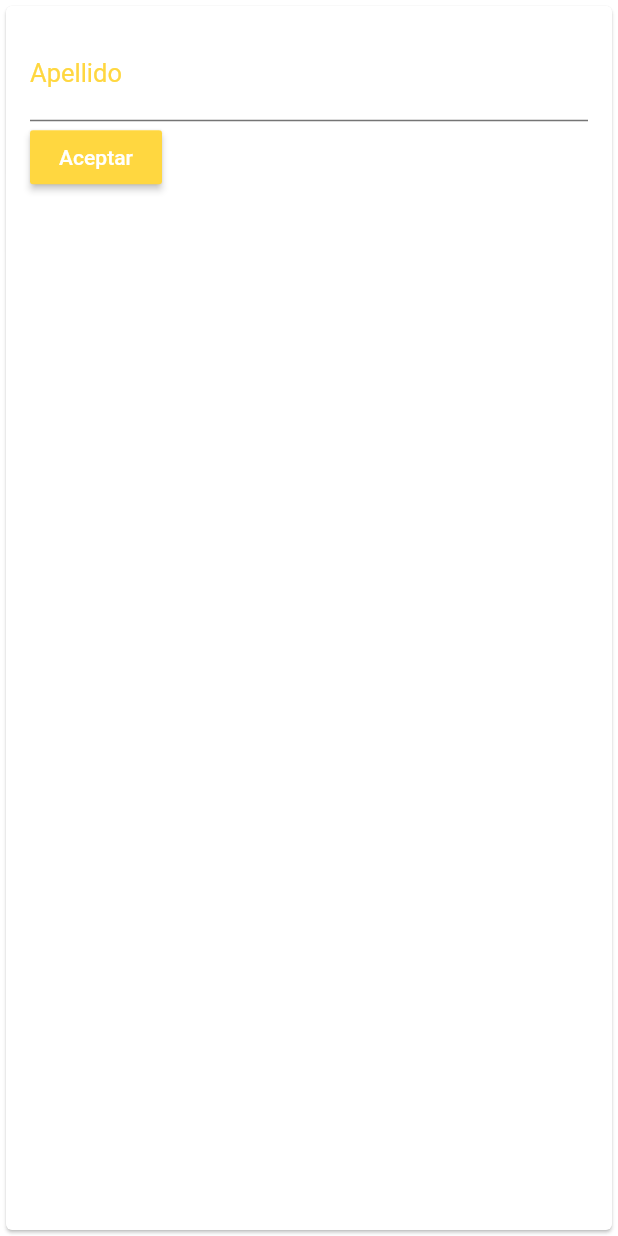
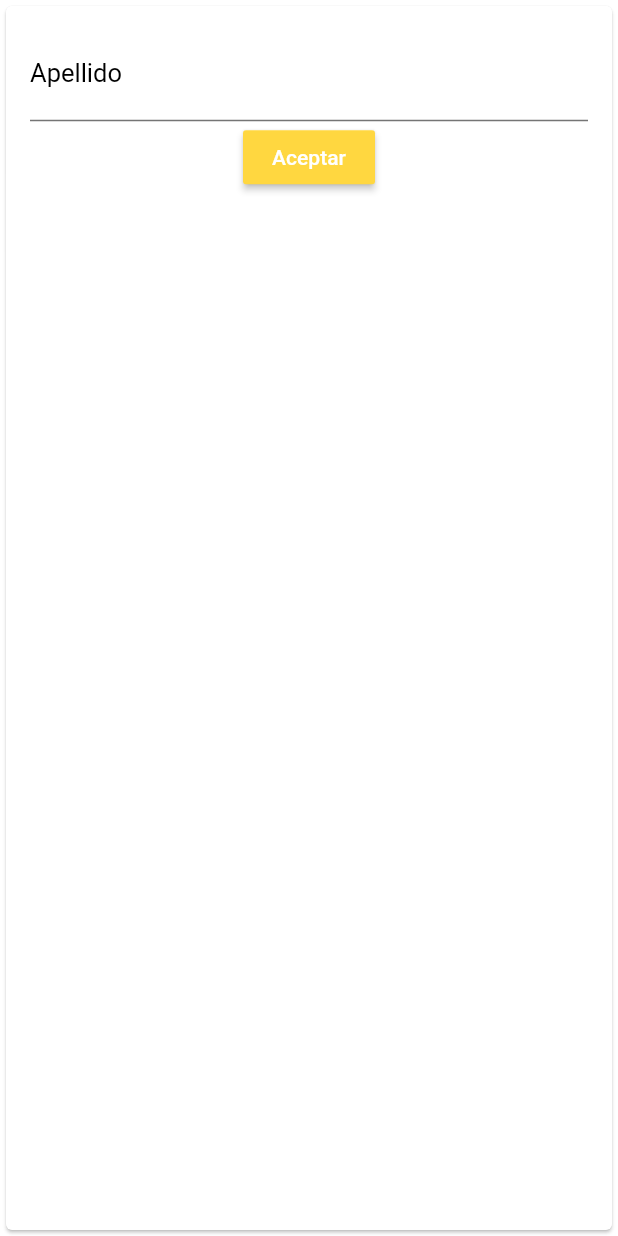
Before and after one commit to Summy21/communication, a Flutter app: the screen it shows after launch, on a phone screen of 412 x 824 dp. Run offline on Flutter 3.47's test engine with Material 2 defaults, Android fonts, the phone set to English and light mode, and no system bars.

Commit message:
modificando boton de componente

```diff
--- a/lib/main.dart
+++ b/lib/main.dart
@@ -52,15 +52,20 @@ class CommunicationComponent extends StatefulWidget {
   final String negativeText;
   final String affirmativeText;
   final Function onTap;
+  final Function onSuccess;
+  final Function onError;
   TextEditingController controller;
   final bool changeValue;
 
+  ///Ambas funciones reciben un String
   CommunicationComponent(
       {this.value1,
       this.background,
       this.negativeText,
       this.affirmativeText,
       this.onTap,
+      this.onSuccess, //ruta, ver por donde proseguir: PROCEED_ENROLLMENT, CANT_VERIFY_USER, USER_ALREADY_ENROLLED
+      this.onError, //interceptar errores y convertilo a String y pasarlo a la función
       this.controller,
       this.changeValue = false,
       Key key})
@@ -95,7 +100,7 @@ class _CommunicationComponentState extends State<CommunicationComponent> {
                 labelText: widget.value1,
                 filled: false,
                 labelStyle: TextStyle(
-                  color: widget.background,
+                  color: Colors.black,
                 ),
                 focusedBorder: UnderlineInputBorder(
                   borderSide: BorderSide(
@@ -109,8 +114,6 @@ class _CommunicationComponentState extends State<CommunicationComponent> {
               ),
               controller: widget.controller,
             ),
-            Row(
-              children: [
             RaisedButton(
                 textColor: Colors.white,
                 color: widget.background,
@@ -121,15 +124,12 @@ class _CommunicationComponentState extends State<CommunicationComponent> {
                         '${widget.controller.text} valor editado';
                   }
                   print('controlador:: ${widget.controller}');
-                      print(
-                          'widget.controller.text:: ${widget.controller.text}');
+                  print('widget.controller.text:: ${widget.controller.text}');
                   if (widget.controller.text != null &&
                       widget.controller.text != '') {
                     _showDialog(widget.controller.text);
                   }
-                    }),
-              ],
-            )
+                })
           ],
         ),
       ),
```
Lines whose indentation alone changed are shown as unchanged.
